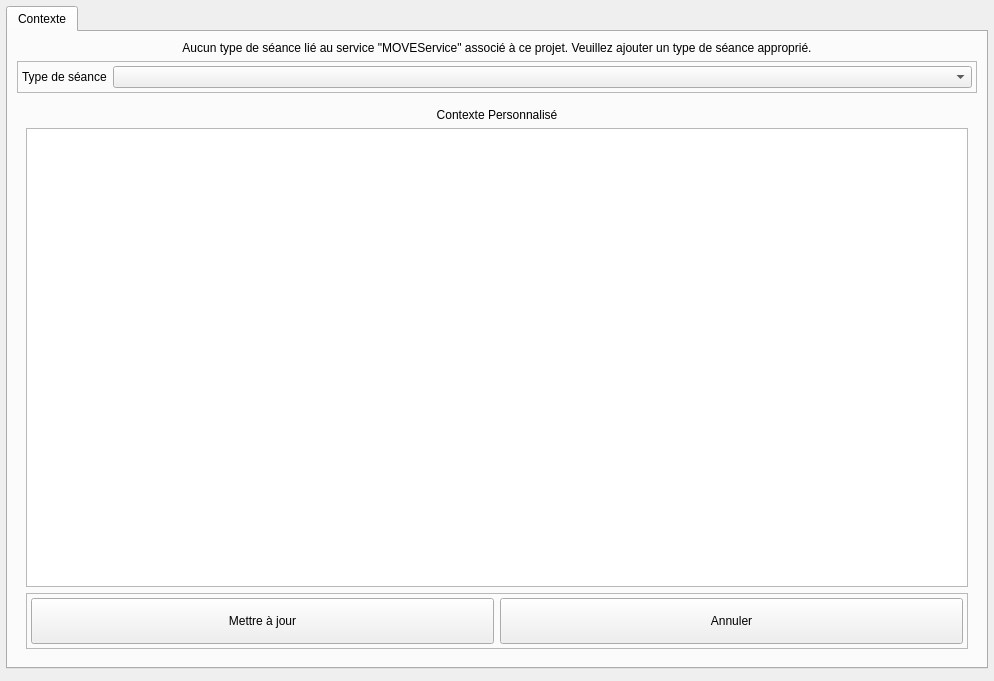
introlab/openteraplus, file client/src/services/MOVEService/MOVEConfigWidget.ui: the form before one commit.
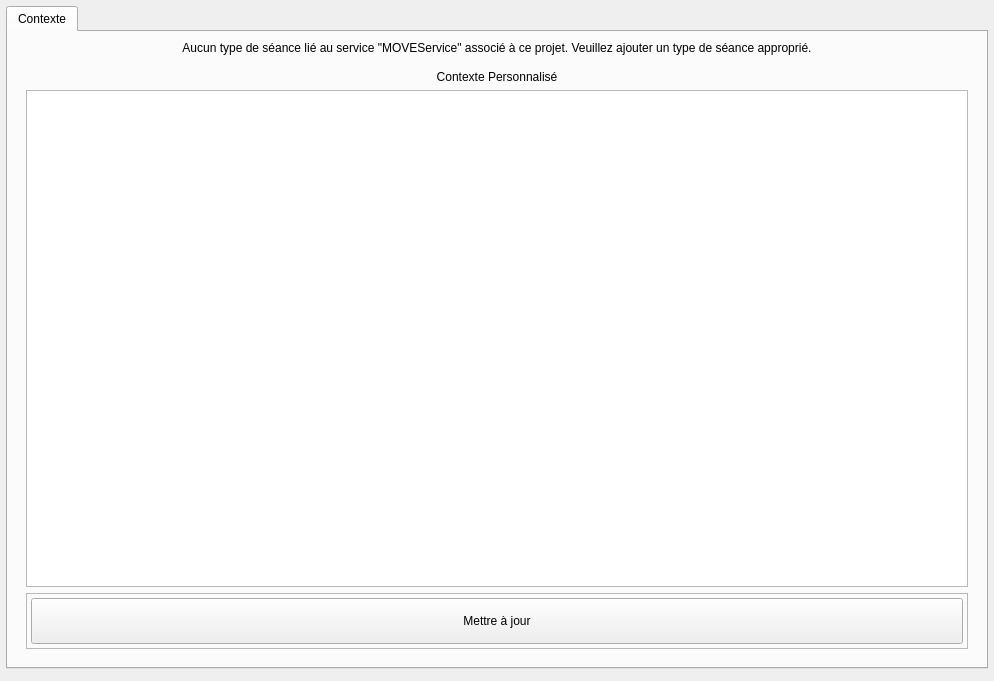
The form after the commit. Icons and pictures are not drawn. Custom widgets are drawn as their Qt base class.

What changed in the file:
```diff
--- a/client/src/services/MOVEService/MOVEConfigWidget.ui
+++ b/client/src/services/MOVEService/MOVEConfigWidget.ui
@@ -60,47 +60,10 @@
         </widget>
        </item>
        <item>
-        <widget class="QFrame" name="frameSessionType">
-         <property name="frameShape">
-          <enum>QFrame::Shape::StyledPanel</enum>
+        <widget class="QFrame" name="frameContextUpdater">
+         <property name="enabled">
+          <bool>true</bool>
          </property>
-         <property name="frameShadow">
-          <enum>QFrame::Shadow::Raised</enum>
-         </property>
-         <layout class="QHBoxLayout" name="horizontalLayout_4">
-          <property name="leftMargin">
-           <number>4</number>
-          </property>
-          <property name="topMargin">
-           <number>4</number>
-          </property>
-          <property name="rightMargin">
-           <number>4</number>
-          </property>
-          <property name="bottomMargin">
-           <number>4</number>
-          </property>
-          <item>
-           <widget class="QLabel" name="lblSessionType">
-            <property name="sizePolicy">
-             <sizepolicy hsizetype="Maximum" vsizetype="Preferred">
-              <horstretch>0</horstretch>
-              <verstretch>0</verstretch>
-             </sizepolicy>
-            </property>
-            <property name="text">
-             <string>Type de séance</string>
-            </property>
-           </widget>
-          </item>
-          <item>
-           <widget class="QComboBox" name="cmbSessionTypes"/>
-          </item>
-         </layout>
-        </widget>
-       </item>
-       <item>
-        <widget class="QFrame" name="framePlaylistManager">
          <layout class="QHBoxLayout" name="horizontalLayout">
           <item>
            <layout class="QVBoxLayout" name="verticalLayout_9">
@@ -170,35 +133,6 @@
                  </property>
                 </widget>
                </item>
-               <item>
-                <widget class="QPushButton" name="btnCancel">
-                 <property name="enabled">
-                  <bool>true</bool>
-                 </property>
-                 <property name="minimumSize">
-                  <size>
-                   <width>0</width>
-                   <height>46</height>
-                  </size>
-                 </property>
-                 <property name="cursor">
-                  <cursorShape>PointingHandCursor</cursorShape>
-                 </property>
-                 <property name="text">
-                  <string>Annuler</string>
-                 </property>
-                 <property name="icon">
-                  <iconset resource="../../../resources/TeraClient.qrc">
-                   <normaloff>:/icons/undo.png</normaloff>:/icons/undo.png</iconset>
-                 </property>
-                 <property name="iconSize">
-                  <size>
-                   <width>24</width>
-                   <height>24</height>
-                  </size>
-                 </property>
-                </widget>
-               </item>
               </layout>
              </widget>
             </item>
```
Left out of the diff: 2 changed lines with no effect on the pictures.
